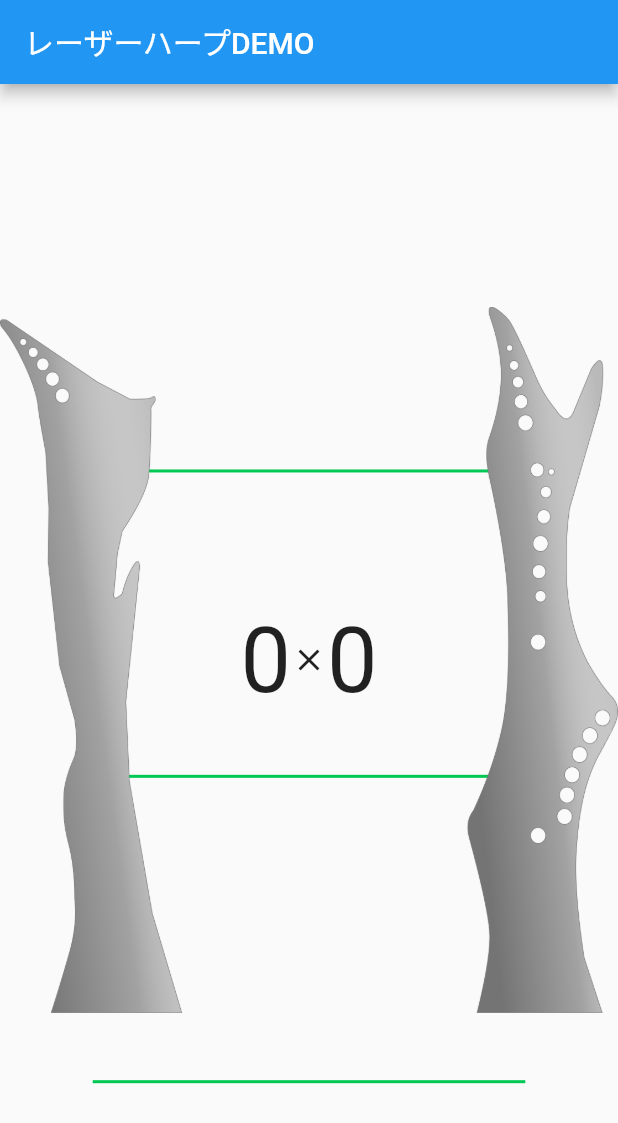
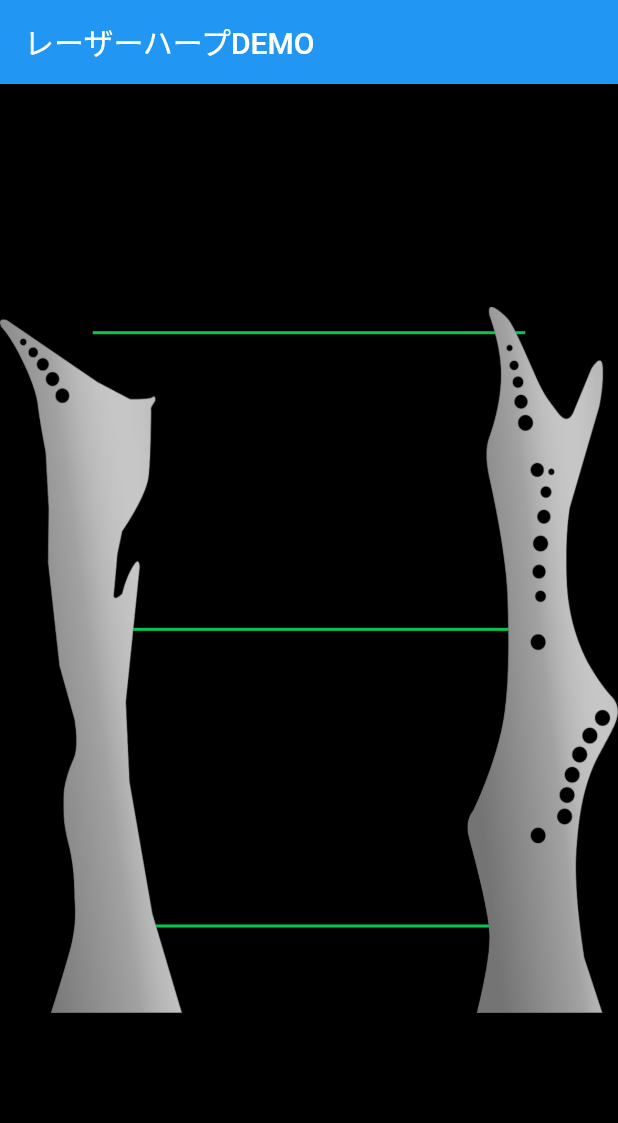
Before and after one commit to iWonder118/laser_harp, a Flutter app: the screen it shows after launch, on a phone screen of 412 x 824 dp. Shown: the top 1123 px of the screen. Run offline on Flutter 3.47's test engine with Material 2 defaults, Android fonts, the phone set to English and light mode, and no system bars; our stand-ins replace audioplayers.

Commit message:
alinement lazer y position

```diff
--- a/lib/main.dart
+++ b/lib/main.dart
@@ -33,9 +33,9 @@ class _TopPageState extends State<TopPage> {
   double _currentPositionX = 0;
   double _currentPositionY = 0;
   double lazerThickness = 2;
-  double lazer1HeightPersent = 160 / 850;
-  double lazer2HeightPersent = 370 / 850;
-  double lazer3HeightPersent = 580 / 850;
+  double lazer1HeightPersent = 0.2;
+  double lazer2HeightPersent = 0.44;
+  double lazer3HeightPersent = 0.68;
   bool islazer1Played = false;
   bool islazer2Played = false;
   bool islazer3Played = false;
@@ -68,28 +68,12 @@ class _TopPageState extends State<TopPage> {
         body: Stack(
           children: [
             Center(
-              child: Row(
-                mainAxisAlignment: MainAxisAlignment.center,
-                children: [
-                  Text("${_currentPositionX.round()}",
-                      style: TextStyle(fontSize: 60.0)),
-                  Icon(Icons.close),
-                  Text("${_currentPositionY.round()}",
-                      style: TextStyle(fontSize: 60.0)),
-                ],
+              child: Container(
+                width: bodyWidth,
+                height: bodyHeight,
+                color: Colors.black,
               ),
             ),
-            // Center(
-            //   child: Container(
-            //     width: bodyWidth,
-            //     height: bodyHeight,
-            //     color: Colors.black,
-            //   ),
-            // ),
-            Center(
-              child: Container(
-                child: Stack(
-                  children: [
             Container(
               width: lazerWidth1,
               height: lazerThickness,
@@ -110,10 +94,6 @@ class _TopPageState extends State<TopPage> {
               margin: EdgeInsets.fromLTRB(
                   lazerWidthMargin, lazer3Height, lazerWidthMargin, 0),
               color: Colors.greenAccent[700],
-                    ),
-                  ],
-                ),
-              ),
             ),
             Center(
               child: lazerHarpImage,
```
Lines whose indentation alone changed are shown as unchanged.
